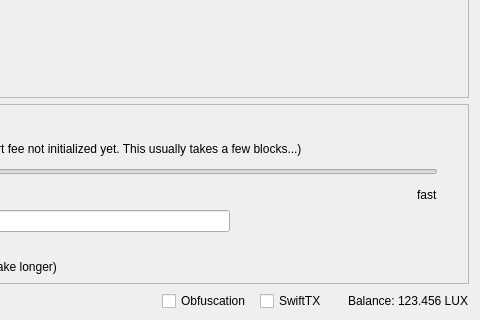
LUX-Core/lux, file src/qt/forms/sendcoinsdialog.ui: the form before one commit; both pictures show x 370 to 850 and y 290 to 610 of the 850 by 610 pixel window.
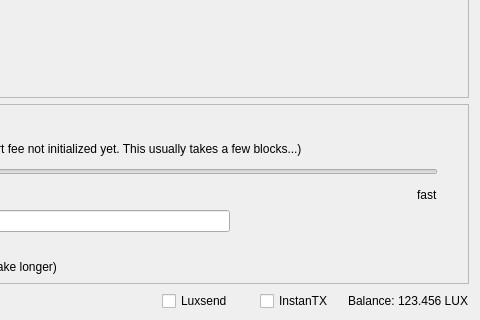
The form after the commit. Icons and pictures are not drawn. Custom widgets are drawn as their Qt base class.

```diff
--- a/src/qt/forms/sendcoinsdialog.ui
+++ b/src/qt/forms/sendcoinsdialog.ui
@@ -1393,7 +1393,7 @@
           </size>
          </property>
          <property name="text">
-          <string>Obfuscation</string>
+          <string>Luxsend</string>
          </property>
          <property name="checked">
           <bool>false</bool>
@@ -1412,7 +1412,7 @@
           </size>
          </property>
          <property name="text">
-          <string>SwiftTX</string>
+          <string>InstanTX</string>
          </property>
         </widget>
        </item>
```
Left out of the diff: 2 changed lines with no effect on the pictures.
